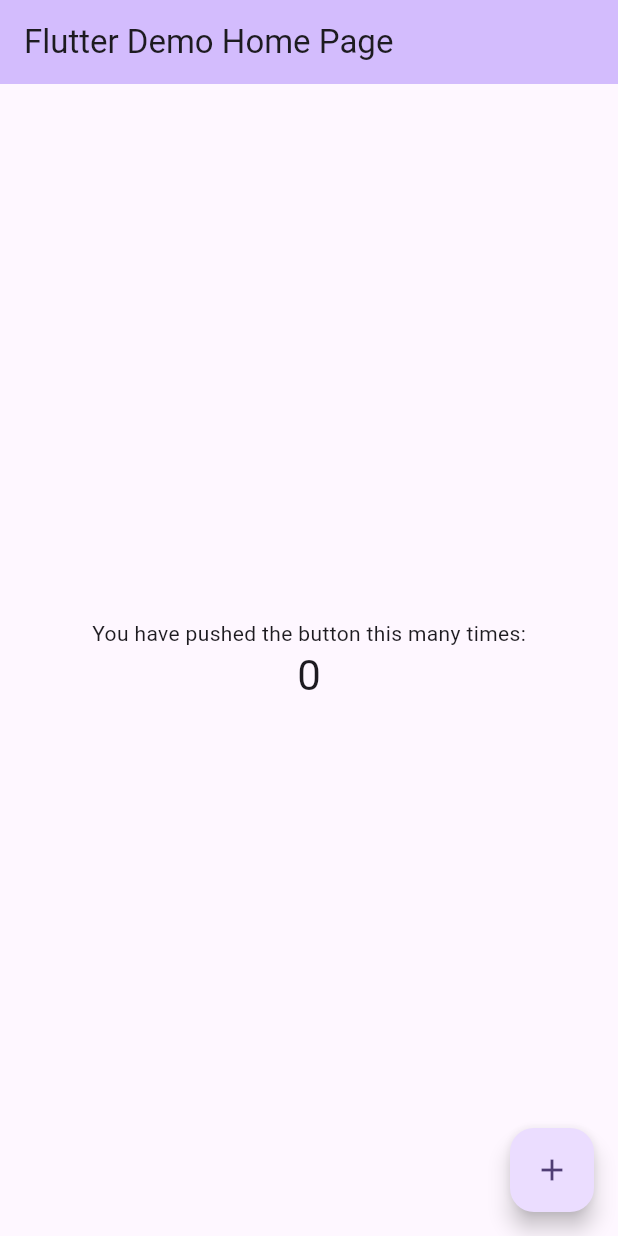
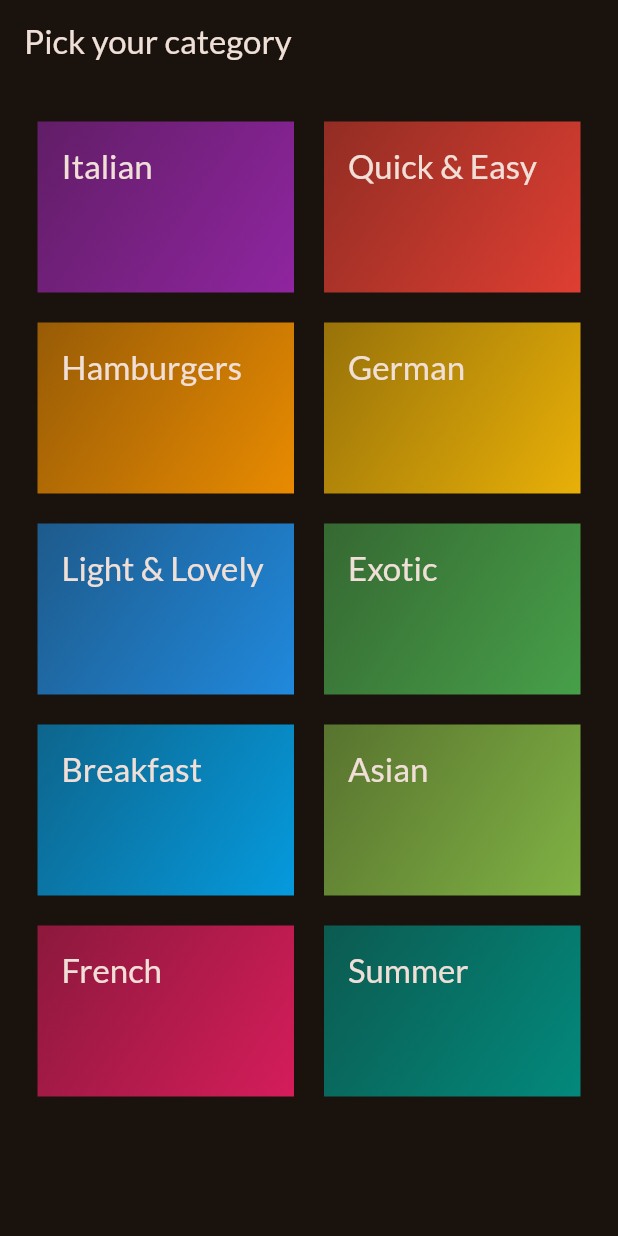
Before and after one commit to namanadlakha3/flutter-projects, a Flutter app: the screen it shows after launch, on a phone screen of 412 x 824 dp. Run offline on Flutter 3.47's test engine with Material 2 defaults, Android fonts, the light colour scheme and no system bars; our stand-ins replace google_fonts.

Commit message:
Made changes for meal app

```diff
--- /dev/null
+++ b/meals_app/lib/data/dummy_data.dart
@@ -0,0 +1,56 @@
+import 'package:flutter/material.dart';
+
+import '../models/cateogry.dart';
+
+const availableCategories = [
+  Category(
+    id: 'c1',
+    title: 'Italian',
+    color: Colors.purple,
+  ),
+  Category(
+    id: 'c2',
+    title: 'Quick & Easy',
+    color: Colors.red,
+  ),
+  Category(
+    id: 'c3',
+    title: 'Hamburgers',
+    color: Colors.orange,
+  ),
+  Category(
+    id: 'c4',
+    title: 'German',
+    color: Colors.amber,
+  ),
+  Category(
+    id: 'c5',
+    title: 'Light & Lovely',
+    color: Colors.blue,
+  ),
+  Category(
+    id: 'c6',
+    title: 'Exotic',
+    color: Colors.green,
+  ),
+  Category(
+    id: 'c7',
+    title: 'Breakfast',
+    color: Colors.lightBlue,
+  ),
+  Category(
+    id: 'c8',
+    title: 'Asian',
+    color: Colors.lightGreen,
+  ),
+  Category(
+    id: 'c9',
+    title: 'French',
+    color: Colors.pink,
+  ),
+  Category(
+    id: 'c10',
+    title: 'Summer',
+    color: Colors.teal,
+  ),
+];
--- a/meals_app/lib/main.dart
+++ b/meals_app/lib/main.dart
@@ -1,125 +1,27 @@
+import 'package:flutter/foundation.dart';
 import 'package:flutter/material.dart';
+import 'package:google_fonts/google_fonts.dart';
+
+import 'screens/categories.dart';
+
+final theme = ThemeData(
+  useMaterial3: true,
+  colorScheme: ColorScheme.fromSeed(
+    brightness: Brightness.dark,
+    seedColor: const Color.fromARGB(255, 131, 57, 0),
+  ),
+  textTheme: GoogleFonts.latoTextTheme(),
+);
 
 void main() {
-  runApp(const MyApp());
+  runApp(const App());
 }
 
-class MyApp extends StatelessWidget {
-  const MyApp({super.key});
-
-  // This widget is the root of your application.
-  @override
-  Widget build(BuildContext context) {
-    return MaterialApp(
-      title: 'Flutter Demo',
-      theme: ThemeData(
-        // This is the theme of your application.
-        //
-        // TRY THIS: Try running your application with "flutter run". You'll see
-        // the application has a blue toolbar. Then, without quitting the app,
-        // try changing the seedColor in the colorScheme below to Colors.green
-        // and then invoke "hot reload" (save your changes or press the "hot
-        // reload" button in a Flutter-supported IDE, or press "r" if you used
-        // the command line to start the app).
-        //
-        // Notice that the counter didn't reset back to zero; the application
-        // state is not lost during the reload. To reset the state, use hot
-        // restart instead.
-        //
-        // This works for code too, not just values: Most code changes can be
-        // tested with just a hot reload.
-        colorScheme: ColorScheme.fromSeed(seedColor: Colors.deepPurple),
-        useMaterial3: true,
-      ),
-      home: const MyHomePage(title: 'Flutter Demo Home Page'),
-    );
-  }
-}
-
-class MyHomePage extends StatefulWidget {
-  const MyHomePage({super.key, required this.title});
-
-  // This widget is the home page of your application. It is stateful, meaning
-  // that it has a State object (defined below) that contains fields that affect
-  // how it looks.
-
-  // This class is the configuration for the state. It holds the values (in this
-  // case the title) provided by the parent (in this case the App widget) and
-  // used by the build method of the State. Fields in a Widget subclass are
-  // always marked "final".
-
-  final String title;
-
-  @override
-  State<MyHomePage> createState() => _MyHomePageState();
-}
-
-class _MyHomePageState extends State<MyHomePage> {
-  int _counter = 0;
-
-  void _incrementCounter() {
-    setState(() {
-      // This call to setState tells the Flutter framework that something has
-      // changed in this State, which causes it to rerun the build method below
-      // so that the display can reflect the updated values. If we changed
-      // _counter without calling setState(), then the build method would not be
-      // called again, and so nothing would appear to happen.
-      _counter++;
-    });
-  }
+class App extends StatelessWidget {
+  const App({super.key});
 
   @override
   Widget build(BuildContext context) {
-    // This method is rerun every time setState is called, for instance as done
-    // by the _incrementCounter method above.
-    //
-    // The Flutter framework has been optimized to make rerunning build methods
-    // fast, so that you can just rebuild anything that needs updating rather
-    // than having to individually change instances of widgets.
-    return Scaffold(
-      appBar: AppBar(
-        // TRY THIS: Try changing the color here to a specific color (to
-        // Colors.amber, perhaps?) and trigger a hot reload to see the AppBar
-        // change color while the other colors stay the same.
-        backgroundColor: Theme.of(context).colorScheme.inversePrimary,
-        // Here we take the value from the MyHomePage object that was created by
-        // the App.build method, and use it to set our appbar title.
-        title: Text(widget.title),
-      ),
-      body: Center(
-        // Center is a layout widget. It takes a single child and positions it
-        // in the middle of the parent.
-        child: Column(
-          // Column is also a layout widget. It takes a list of children and
-          // arranges them vertically. By default, it sizes itself to fit its
-          // children horizontally, and tries to be as tall as its parent.
-          //
-          // Column has various properties to control how it sizes itself and
-          // how it positions its children. Here we use mainAxisAlignment to
-          // center the children vertically; the main axis here is the vertical
-          // axis because Columns are vertical (the cross axis would be
-          // horizontal).
-          //
-          // TRY THIS: Invoke "debug painting" (choose the "Toggle Debug Paint"
-          // action in the IDE, or press "p" in the console), to see the
-          // wireframe for each widget.
-          mainAxisAlignment: MainAxisAlignment.center,
-          children: <Widget>[
-            const Text(
-              'You have pushed the button this many times:',
-            ),
-            Text(
-              '$_counter',
-              style: Theme.of(context).textTheme.headlineMedium,
-            ),
-          ],
-        ),
-      ),
-      floatingActionButton: FloatingActionButton(
-        onPressed: _incrementCounter,
-        tooltip: 'Increment',
-        child: const Icon(Icons.add),
-      ), // This trailing comma makes auto-formatting nicer for build methods.
-    );
+    return MaterialApp(theme: theme, home: CategoriesScreen());
   }
 }
--- /dev/null
+++ b/meals_app/lib/models/cateogry.dart
@@ -0,0 +1,10 @@
+import 'package:flutter/material.dart';
+
+class Category {
+  const Category(
+      {required this.id, required this.title, this.color = Colors.orange});
+
+  final String id;
+  final String title;
+  final Color color;
+}
--- /dev/null
+++ b/meals_app/lib/screens/categories.dart
@@ -0,0 +1,30 @@
+import 'package:flutter/material.dart';
+
+import '../data/dummy_data.dart';
+import '../widgets/category_grid_item.dart';
+
+class CategoriesScreen extends StatelessWidget {
+  CategoriesScreen({super.key});
+
+  @override
+  Widget build(BuildContext context) {
+    return Scaffold(
+      appBar: AppBar(
+        title: const Text('Pick your category'),
+      ),
+      body: GridView(
+        padding: const EdgeInsets.all(25),
+        gridDelegate: const SliverGridDelegateWithFixedCrossAxisCount(
+          crossAxisCount: 2,
+          childAspectRatio: 3 / 2,
+          crossAxisSpacing: 20,
+          mainAxisSpacing: 20,
+        ),
+        children: [
+          for (final category in availableCategories)
+            CategoryGridItem(category: category),
+        ],
+      ),
+    );
+  }
+}
--- /dev/null
+++ b/meals_app/lib/widgets/category_grid_item.dart
@@ -0,0 +1,31 @@
+import 'package:flutter/material.dart';
+import 'package:meals_app/main.dart';
+
+import '../models/cateogry.dart';
+
+class CategoryGridItem extends StatelessWidget {
+  const CategoryGridItem({super.key, required this.category});
+  final Category category;
+
+  @override
+  Widget build(BuildContext context) {
+    return Container(
+      padding: EdgeInsets.all(16),
+      decoration: BoxDecoration(
+        gradient: LinearGradient(
+          colors: [
+            category.color.withOpacity(0.55),
+            category.color.withOpacity(0.9)
+          ],
+          begin: Alignment.topLeft,
+          end: Alignment.bottomRight,
+        ),
+      ),
+      child: Text(category.title,
+          style: Theme.of(context)
+              .textTheme
+              .titleLarge!
+              .copyWith(color: theme.colorScheme.onBackground)),
+    );
+  }
+}
--- a/meals_app/pubspec.yaml
+++ b/meals_app/pubspec.yaml
@@ -35,6 +35,7 @@ dependencies:
   # The following adds the Cupertino Icons font to your application.
   # Use with the CupertinoIcons class for iOS style icons.
   cupertino_icons: ^1.0.2
+  google_fonts: ^6.1.0
 
 dev_dependencies:
   flutter_test:
```
Also changed, not shown: meals_app/pubspec.lock, 7 other files.
